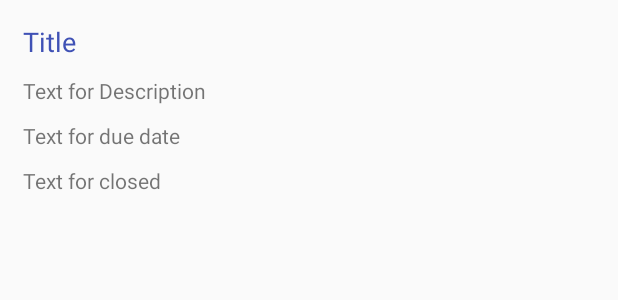
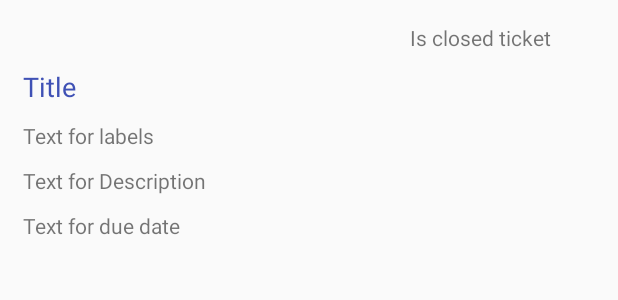
Before and after one commit to nbondarenko/AndroidTimeManager, an Android app: the layout ticket.xml on its own in the app's theme, with its tools: preview values and no code run, on a phone screen of 412 x 824 dp. Shown: the top 300 px of the screen. Run offline under Robolectric (Android 15) with nearby library versions, the phone set to English and light mode, and no system bars.

Commit message:
Beautify ticket appearance

```diff
--- a/app/src/main/java/com/example/natalie/timemanager/LoadDataTask.kt
+++ b/app/src/main/java/com/example/natalie/timemanager/LoadDataTask.kt
@@ -12,7 +12,7 @@ class LoadDataTask: AsyncTask<String, String, ArrayList<Ticket>>() {
     private var listTickets = ArrayList<Ticket>()
     override fun doInBackground(vararg p0: String?): ArrayList<Ticket>? {
         try {
-            val result = URL("https://api.trello.com/1/boards/LFFSZcYL/?cards=all&key=2305ecf8603d372cc910909bdfc69f53&token=8d66af343986ceaf9d0cba5e291d271fd906934c5d61d245c34c5d9a7ab7a25c").readText()
+            val result = URL("https://api.trello.com/1/boards/bayp41u3/?cards=all&key=2305ecf8603d372cc910909bdfc69f53&token=8d66af343986ceaf9d0cba5e291d271fd906934c5d61d245c34c5d9a7ab7a25c").readText()
             val parser = TicketsParser(result)
             listTickets = parser.parseTickets()
         } catch(Ex: Exception) {
--- a/app/src/main/java/com/example/natalie/timemanager/MainActivity.kt
+++ b/app/src/main/java/com/example/natalie/timemanager/MainActivity.kt
@@ -18,9 +18,7 @@ class MainActivity : AppCompatActivity() {
         setContentView(R.layout.activity_main)
 
         listTickets = LoadDataTask().execute().get()
-
-        listTickets.add(Ticket("1", "Lab1", "CV", "aaa", "desc1", true, ""))
-        listTickets.add(Ticket("2", "Lab2", "CV", "aaa", "desc1", true, ""))
+        Log.d("ticket id", listTickets[0].id)
 
         var ticketsAdapter = TicketsAdapter(this, listTickets)
         lvTickets.adapter = ticketsAdapter
--- a/app/src/main/java/com/example/natalie/timemanager/Ticket.kt
+++ b/app/src/main/java/com/example/natalie/timemanager/Ticket.kt
@@ -1,3 +1,5 @@
 package com.example.natalie.timemanager
 
+import java.time.LocalDateTime
+
 class Ticket(val id: String, val title: String, val due: String, val url: String, val desc: String, val closed: Boolean, val labels: String)
--- a/app/src/main/java/com/example/natalie/timemanager/TicketsAdapter.kt
+++ b/app/src/main/java/com/example/natalie/timemanager/TicketsAdapter.kt
@@ -32,9 +32,10 @@ class TicketsAdapter(val context: Context, val ticketsList: ArrayList<Ticket>) :
         }
 
         vh.due.text = ticketsList[position].due
+        vh.labels.text = ticketsList[position].labels
         vh.title.text = ticketsList[position].title
-        vh.desc.text = ticketsList[position].desc.toString()
-        vh.closed.text = ticketsList[position].closed.toString()
+        vh.desc.text = ticketsList[position].desc
+        vh.closed.text = if (ticketsList[position].closed == true) "The ticket is closed" else "The ticket is opened"
 
         return view
     }
@@ -56,5 +57,6 @@ class TicketsAdapter(val context: Context, val ticketsList: ArrayList<Ticket>) :
         val title: TextView = view?.findViewById<TextView>(R.id.titleText) as TextView
         val desc: TextView = view?.findViewById<TextView>(R.id.descText) as TextView
         val closed: TextView = view?.findViewById<TextView>(R.id.closedText) as TextView
+        val labels: TextView = view?.findViewById<TextView>(R.id.labelsText) as TextView
     }
 }
--- a/app/src/main/res/layout/ticket.xml
+++ b/app/src/main/res/layout/ticket.xml
@@ -14,6 +14,14 @@
         android:orientation="vertical">
 
         <TextView
+            android:id="@+id/closedText"
+            android:layout_width="wrap_content"
+            android:layout_height="wrap_content"
+            android:padding="5dp"
+            android:layout_gravity="right"
+            android:text="Is closed ticket" />
+
+        <TextView
             android:id="@+id/titleText"
             android:layout_width="match_parent"
             android:layout_height="wrap_content"
@@ -21,6 +29,13 @@
             android:text="Title"
             android:textColor="@color/colorPrimary"
             android:textSize="18sp" />
+
+        <TextView
+            android:id="@+id/labelsText"
+            android:layout_width="match_parent"
+            android:layout_height="wrap_content"
+            android:padding="5dp"
+            android:text="Text for labels" />
 
         <TextView
             android:id="@+id/descText"
@@ -36,12 +51,6 @@
             android:padding="5dp"
             android:text="Text for due date" />
 
-        <TextView
-            android:id="@+id/closedText"
-            android:layout_width="match_parent"
-            android:layout_height="wrap_content"
-            android:padding="5dp"
-            android:text="Text for closed" />
     </LinearLayout>
 
 </LinearLayout>
```
Also changed, not shown: app/src/main/java/com/example/natalie/timemanager/helpers/TicketsParser.kt (+15 -2 lines).
